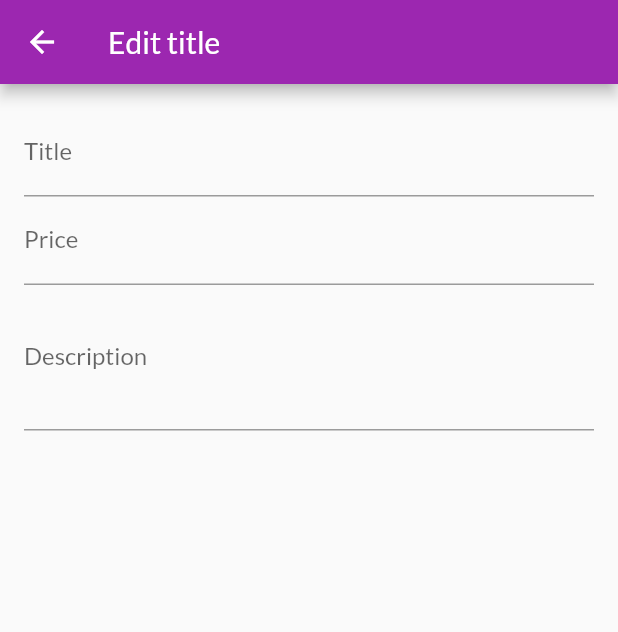
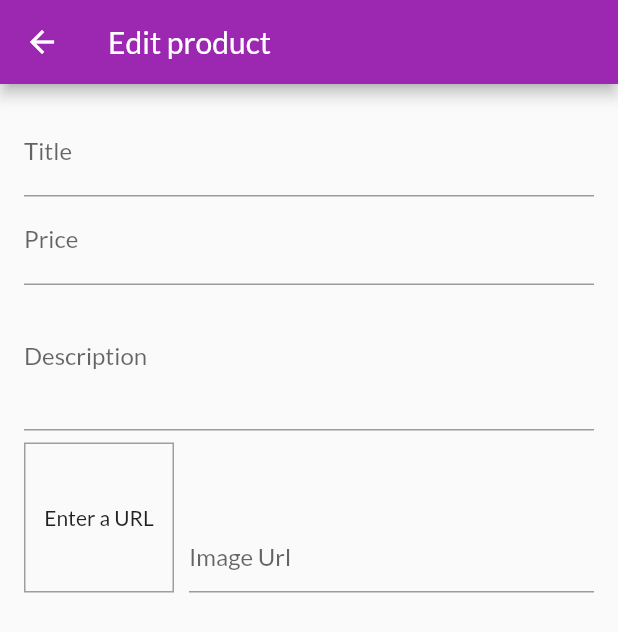
Before and after one commit to catalinvunvulea/ShopApp, a Flutter app: the EditProductScreen screen opened by its route, on a phone screen of 412 x 824 dp. Shown: the top 632 px of the screen. Run offline on Flutter 3.47's test engine with Material 2 defaults, Android fonts, the phone set to English and light mode, and no system bars; network calls fail.

Commit message:
Image Url input from TextFormField
add listener to a TextFormField and user a custom function when the focus (user tapped somwhere else) is moved

```diff
--- a/lib/screens/edit_product_screen.dart
+++ b/lib/screens/edit_product_screen.dart
@@ -11,23 +11,46 @@ class _EditProductScreenState extends State<EditProductScreen> {
   final _priceFocusNode =
       FocusNode(); //object that can be used by statefull widgets to obtain keyboard focus and keybod events (like an identifier) / see where is called
   final _descriptionFocusNode = FocusNode();
+  final _imageUrlController =
+      TextEditingController(); //we need acces to the user input Url to see the picture (before the form is submited; once the form is submitted, we would have acces without this controller)
+  final _imageUrlFocusNode = FocusNode();
+
+  @override
+  void initState() {
+    super.initState();
+    _imageUrlFocusNode.addListener(_updateImageUrl); //we will run the _updateImageUrl func when the focus is moved from _imageUrlFocusNode
+
+  }
 
   @override
   void dispose() {
     super.dispose();
-    _priceFocusNode.dispose(); //once we leave the screen we always have to despose FocusNodes otherwise they will stick in the memory
+    _imageUrlFocusNode.removeListener(_updateImageUrl);
+    _priceFocusNode
+        .dispose(); //once we leave the screen we always have to despose FocusNodes otherwise they will stick in the memory
     _descriptionFocusNode.dispose();
+    _imageUrlController.dispose();
+    _imageUrlFocusNode.dispose();
+  }
+
+  void _updateImageUrl() {
+    if (!_imageUrlFocusNode.hasFocus) { //if the focus (user tapped somewhere else) was moved from this textFormField, we rebuild the screen so we can see the image
+    setState(() {
+    });
+    }
+
   }
 
   @override
   Widget build(BuildContext context) {
     return Scaffold(
         appBar: AppBar(
-          title: Text('Edit title'),
+          title: Text('Edit product'),
         ),
         body: Padding(
           padding: EdgeInsets.all(16),
           child: Form(
+            //gives you acces to the values of the user Input (of TextFormField) without having to add your own textEditinControllers
             child: ListView(
               children: <Widget>[
                 TextFormField(
@@ -57,6 +80,42 @@ class _EditProductScreenState extends State<EditProductScreen> {
                       3, //no of lines shown on the screen (you can write more, but you will have to scroll to see them)
                   focusNode: _descriptionFocusNode,
                 ),
+                Row(
+                  // has an unconstrainer width
+                  crossAxisAlignment: CrossAxisAlignment.end,
+                  children: <Widget>[
+                    Container(
+                      width: 100,
+                      height: 100,
+                      margin: EdgeInsets.only(top: 8, right: 10),
+                      decoration: BoxDecoration(
+                        border: Border.all(
+                          width: 1,
+                          color: Colors.grey,
+                        ),
+                      ),
+                      child: _imageUrlController.text.isEmpty
+                          ? Center(child: Text('Enter a URL'))
+                          : FittedBox(
+                              child: Image.network(
+                                _imageUrlController.text,
+                                fit: BoxFit.contain,
+                              ),
+                            ),
+                    ),
+                    Expanded(
+                      child: TextFormField(
+                        //takes all the available width, and as it is in a row, we need to wrap in Expanded
+                        decoration: InputDecoration(hintText: 'Image Url'),
+                        keyboardType: TextInputType.url,
+                        textInputAction: TextInputAction.done,
+                        controller:
+                            _imageUrlController, //we need to use the value before the form is subbmited, hence we add a controller (to use the value Inputed by user)
+                        focusNode: _imageUrlFocusNode, //in this case we add the focusNode to know when the user unselected this text field, for that we need a listener, added in the init state
+                      ),
+                    ),
+                  ],
+                )
               ],
             ),
           ),
```
